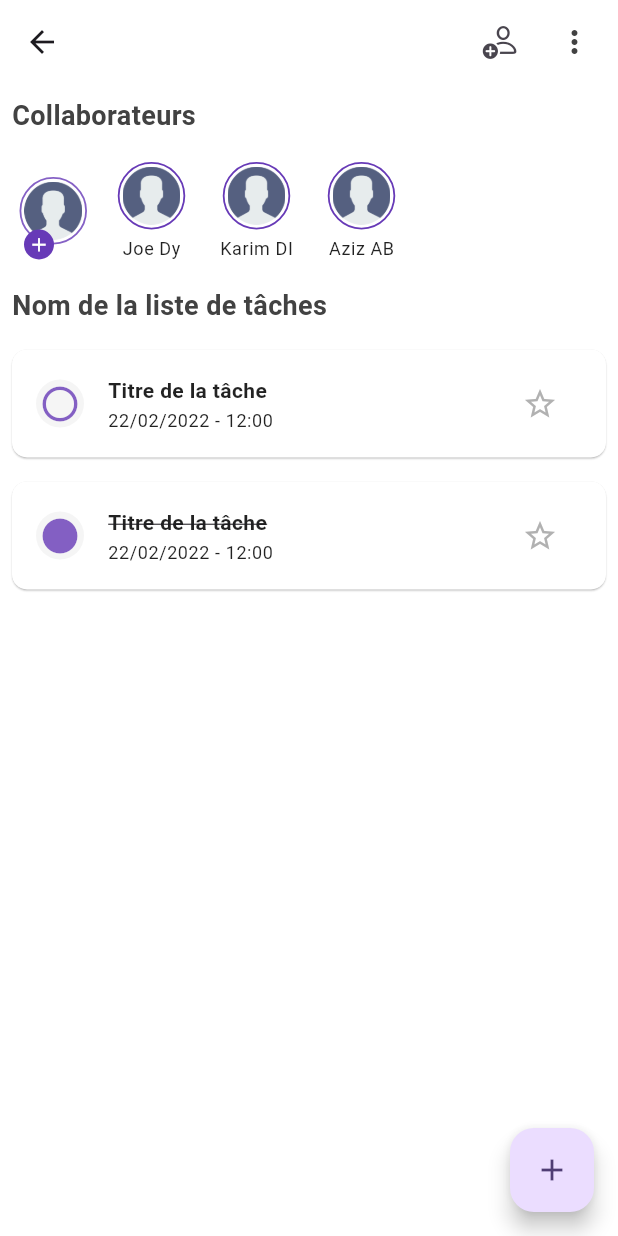
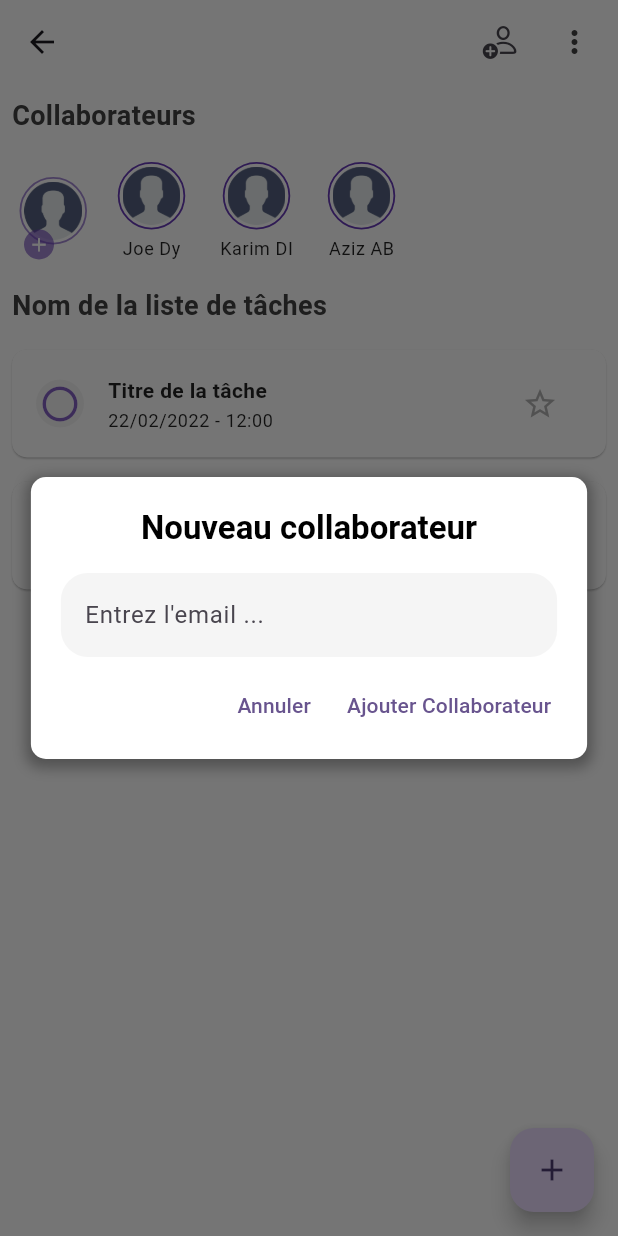
Before and after one commit to Jbriguel/todo_list, a Flutter app: the ListeTaskView screen opened directly, after a tap on the "add" icon, on a phone screen of 412 x 824 dp. Run offline on Flutter 3.47's test engine with Material 3 defaults, Android fonts, the phone set to English and light mode, and no system bars; missing offline and left inert: dart:ffi.

```diff
--- a/lib/views/home_view/home_view.dart
+++ b/lib/views/home_view/home_view.dart
@@ -191,16 +191,17 @@ class _HomeViewState extends State<HomeView> {
   Column _titleContent(BuildContext context) {
     return Column(crossAxisAlignment: CrossAxisAlignment.start, children: [
       Text(
-        'User Name',
+        'Abdouljr',
         style: Theme.of(context).textTheme.titleMedium!.copyWith(
               fontWeight: FontWeight.bold,
               color: Colors.black87,
             ),
       ),
       Text(
-        'user@gmail.com',
+        'maigaabdoulaziz795@gmail.com',
         style: Theme.of(context).textTheme.titleSmall!.copyWith(
               color: Colors.grey.shade700,
+              fontWeight: FontWeight.w400,
             ),
       ),
     ]);
--- a/lib/views/liste_task_view/components/add_user_avatar.dart
+++ b/lib/views/liste_task_view/components/add_user_avatar.dart
@@ -15,7 +15,7 @@ class AddUserAvatar extends StatelessWidget {
           color: Colors.white,
           shape: BoxShape.circle,
           border:
-              Border.all(color: Colors.deepPurple.withOpacity(0.8), width: 1.2),
+              Border.all(color: Colors.deepPurple.withOpacity(0.6), width: 1.2),
         ),
         child: Image.asset(
           "ressources/images/user.png",
@@ -29,7 +29,7 @@ class AddUserAvatar extends StatelessWidget {
           width: 20,
           height: 20,
           decoration: BoxDecoration(
-            color: Colors.deepPurple,
+            color: Colors.deepPurple.withOpacity(0.6),
             shape: BoxShape.circle,
           ),
           child: const Icon(
--- /dev/null
+++ b/lib/views/liste_task_view/components/contents/add_collaborateur_content.dart
@@ -0,0 +1,79 @@
+import 'package:flutter/cupertino.dart';
+import 'package:flutter/material.dart';
+
+class addCollaborateurContent extends StatelessWidget {
+  const addCollaborateurContent({
+    super.key,
+    required TextEditingController collaboratorEmailController,
+  }) : _collaboratorEmailController = collaboratorEmailController;
+
+  final TextEditingController _collaboratorEmailController;
+
+  @override
+  Widget build(BuildContext context) {
+    return Center(
+      child: Material(
+        color: Colors.transparent,
+        child: Container(
+          width: MediaQuery.of(context).size.width * 0.9,
+          margin: const EdgeInsets.all(5.0),
+          decoration: ShapeDecoration(
+            color: Colors.white,
+            shape: RoundedRectangleBorder(
+                borderRadius: BorderRadius.circular(10.0)),
+            shadows: [
+              BoxShadow(
+                color: Colors.black.withOpacity(0.3),
+                spreadRadius: 3,
+                blurRadius: 7,
+                offset: const Offset(0, 3),
+              ),
+            ],
+          ),
+          padding: const EdgeInsets.all(12),
+          child: Column(mainAxisSize: MainAxisSize.min, children: <Widget>[
+            Padding(
+              padding: const EdgeInsets.all(8.0),
+              child: Text(
+                'Nouveau collaborateur',
+                textAlign: TextAlign.left,
+                style: Theme.of(context).textTheme.titleLarge!.copyWith(
+                      fontWeight: FontWeight.bold,
+                      color: Colors.black,
+                    ),
+              ),
+            ),
+            Padding(
+              padding: const EdgeInsets.all(8.0),
+              child: TextFormField(
+                controller: _collaboratorEmailController,
+                decoration: InputDecoration(
+                  hintText: "Entrez l'email ...",
+                  border: OutlineInputBorder(
+                      borderRadius: BorderRadius.circular(18),
+                      borderSide: BorderSide.none),
+                  fillColor: Colors.grey.withOpacity(0.1),
+                  filled: true,
+                ),
+              ),
+            ),
+            Row(mainAxisAlignment: MainAxisAlignment.end, children: [
+              TextButton(
+                child: const Text('Annuler'),
+                onPressed: () {
+                  Navigator.of(context).pop(false);
+                },
+              ),
+              TextButton(
+                child: const Text('Ajouter Collaborateur'),
+                onPressed: () {
+                  Navigator.of(context).pop(true);
+                },
+              ),
+            ])
+          ]),
+        ),
+      ),
+    );
+  }
+}
--- a/pubspec.yaml
+++ b/pubspec.yaml
@@ -35,6 +35,7 @@ dependencies:
   # The following adds the Cupertino Icons font to your application.
   # Use with the CupertinoIcons class for iOS style icons.
   cupertino_icons: ^1.0.6
+  intl: ^0.19.0
 
 dev_dependencies:
   flutter_test:
```
Also changed, not shown: lib/views/liste_task_view/components/contents/add_new_list_content.dart (added, +98 -0 lines), lib/views/liste_task_view/components/contents/add_task_content.dart (added, +137 -0 lines), lib/views/liste_task_view/components/contents/rename_list_content.dart (added, +79 -0 lines), lib/views/liste_task_view/liste_task_view.dart (+79 -37 lines), pubspec.lock.
